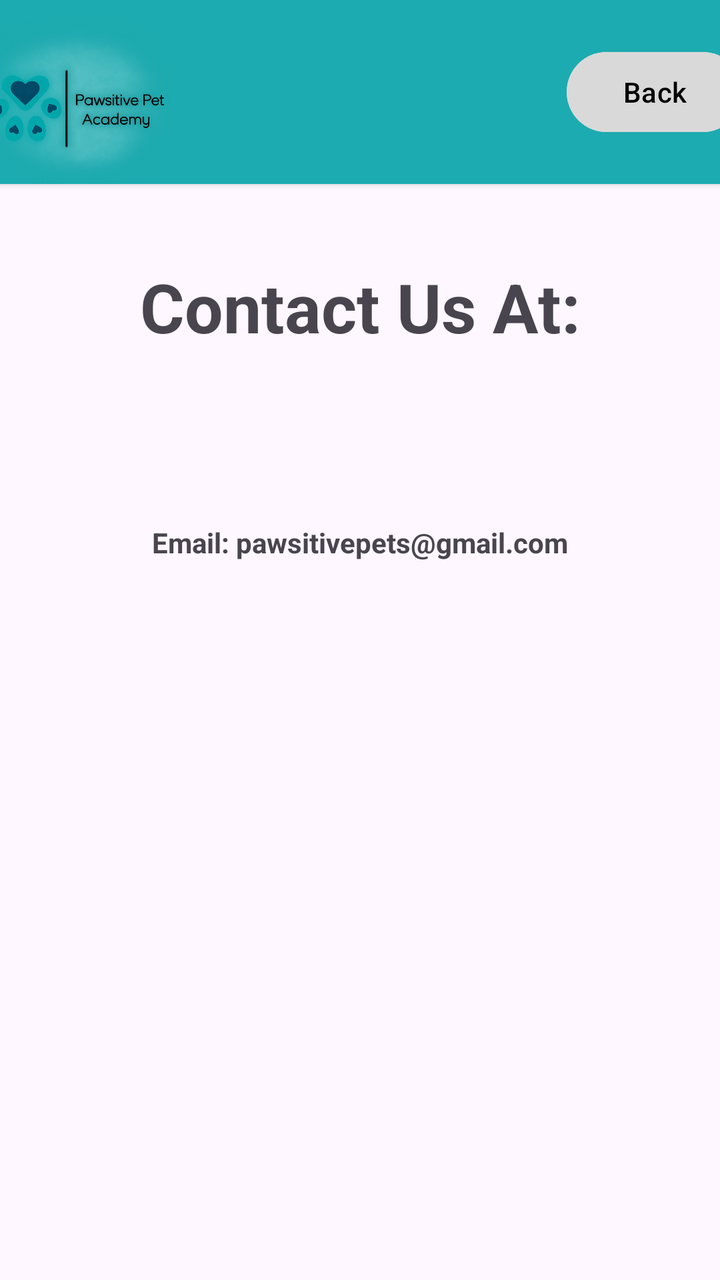
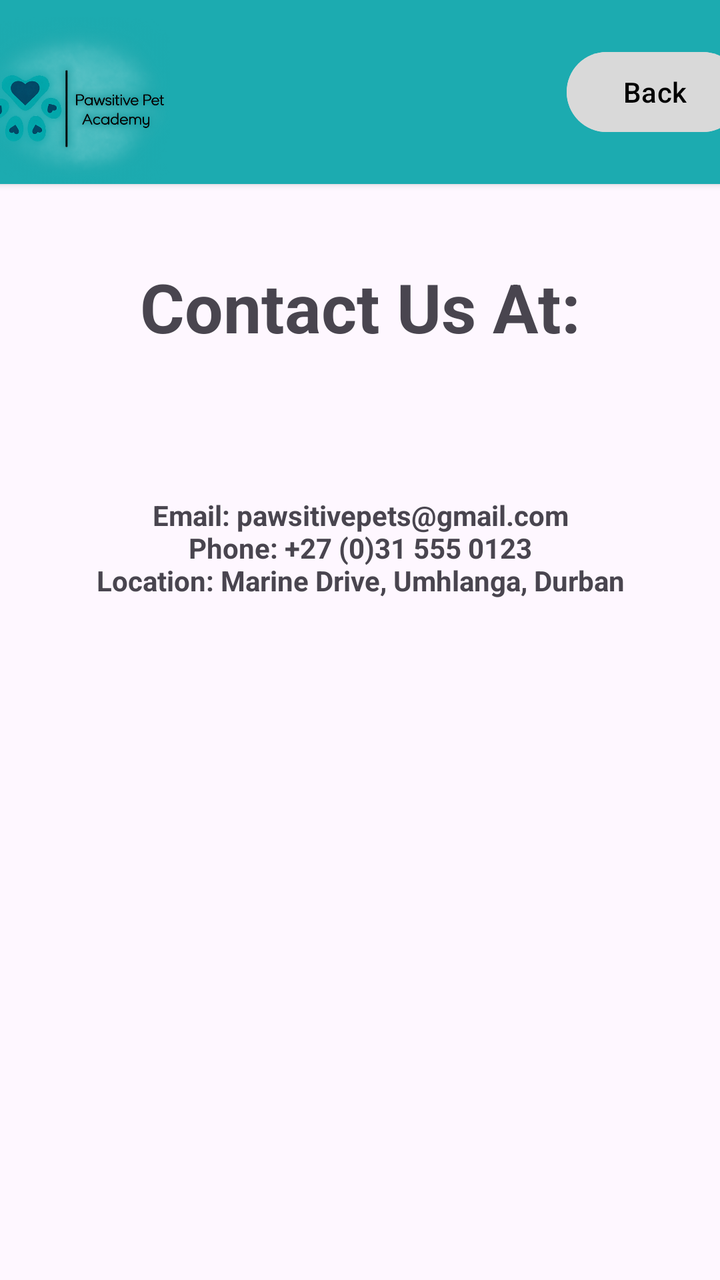

An Android layout rendered at two revisions. The XML below is the earlier revision; the diff shows what the commit changed to produce the second picture.
<!-- AndroidManifest.xml: application theme Theme.PawsitivePets -->
<!-- res/layout/activity_contact_us_page.xml -->
<?xml version="1.0" encoding="utf-8"?>
<androidx.constraintlayout.widget.ConstraintLayout xmlns:android="http://schemas.android.com/apk/res/android"
    xmlns:app="http://schemas.android.com/apk/res-auto"
    xmlns:tools="http://schemas.android.com/tools"
    android:id="@+id/main"
    android:layout_width="match_parent"
    android:layout_height="match_parent"
    tools:context=".ContactUsPage">

    <TextView
        android:id="@+id/textView5"
        android:layout_width="wrap_content"
        android:layout_height="wrap_content"
        android:padding="5dp"
        android:text="Email: pawsitivepets@gmail.com"
        android:textStyle="bold"
        app:layout_constraintBottom_toBottomOf="parent"
        app:layout_constraintEnd_toEndOf="parent"
        app:layout_constraintStart_toStartOf="parent"
        app:layout_constraintTop_toTopOf="parent"
        app:layout_constraintVertical_bias="0.42" />

    <TextView
        android:id="@+id/txtContactUs"
        android:layout_width="wrap_content"
        android:layout_height="wrap_content"
        android:gravity="center"
        android:text="Contact Us At:"
        android:textSize="34sp"
        android:textStyle="bold"
        app:layout_constraintBottom_toBottomOf="parent"
        app:layout_constraintEnd_toEndOf="parent"
        app:layout_constraintStart_toStartOf="parent"
        app:layout_constraintTop_toTopOf="@+id/cardView2"
        app:layout_constraintVertical_bias="0.22" />

    <androidx.cardview.widget.CardView
        android:id="@+id/cardView2"
        android:layout_width="414dp"
        android:layout_height="92dp"
        app:cardBackgroundColor="#1CABB0"
        app:layout_constraintBottom_toBottomOf="parent"
        app:layout_constraintEnd_toEndOf="parent"
        app:layout_constraintStart_toStartOf="parent"
        app:layout_constraintTop_toTopOf="parent"
        app:layout_constraintVertical_bias="0.0">

        <ImageView
            android:id="@+id/imageView"
            android:layout_width="130dp"
            android:layout_height="match_parent"
            app:srcCompat="@drawable/logo_1" />

        <Button
            android:id="@+id/btnBack"
            android:layout_width="wrap_content"
            android:layout_height="wrap_content"
            android:layout_gravity="end|center_vertical"
            android:layout_marginEnd="16dp"
            android:backgroundTint="#D9D9D9"
            android:text="Back"
            android:textColor="@color/black" />
    </androidx.cardview.widget.CardView>

</androidx.constraintlayout.widget.ConstraintLayout>
<!-- resources referenced by this layout -->
<resources>
  <color name="black">#FF000000</color>
  <!-- drawable logo_1: png bitmap (drawable, 235545 bytes) -->
  <style name="Theme.PawsitivePets" parent="Base.Theme.PawsitivePets" />
  <style name="Base.Theme.PawsitivePets" parent="Theme.Material3.DayNight.NoActionBar">
          
          
      </style>
</resources>

<!-- the commit's change to res/layout/activity_contact_us_page.xml (unified diff, before → after) -->
@@ -12,7 +12,8 @@
         android:layout_width="wrap_content"
         android:layout_height="wrap_content"
         android:padding="5dp"
-        android:text="Email: pawsitivepets@gmail.com"
+        android:text="Email: pawsitivepets@gmail.com\nPhone: +27 (0)31 555 0123\nLocation: Marine Drive, Umhlanga, Durban"
+        android:gravity="center"
         android:textStyle="bold"
         app:layout_constraintBottom_toBottomOf="parent"
         app:layout_constraintEnd_toEndOf="parent"
